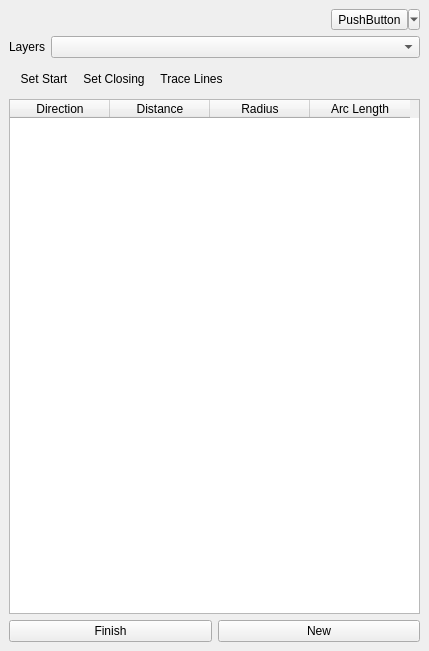
sgraham3/traverse, file traverse_dockwidget_base.ui: the form before one commit.
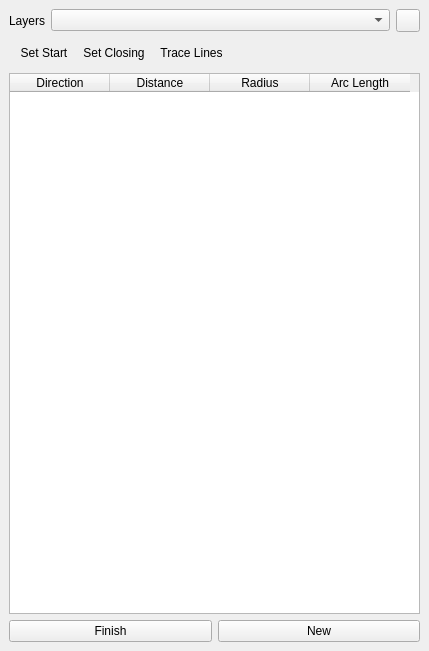
The form after the commit. Icons and pictures are not drawn. Custom widgets are drawn as their Qt base class.

Commit message: Move layers dropdown inline with hamburger menu, update metadata

What changed in the file:
```diff
--- a/traverse_dockwidget_base.ui
+++ b/traverse_dockwidget_base.ui
@@ -33,8 +33,8 @@
       </item>
      </layout>
     </item>
-    <item row="1" column="0">
-     <layout class="QHBoxLayout" name="horizonalLayout">
+      <item row="0" column="0">
+      <layout class="QHBoxLayout" name="topBarLayout">
       <item>
        <widget class="QLabel" name="layerLabel">
         <property name="sizePolicy">
@@ -49,26 +49,29 @@
        </widget>
       </item>
       <item>
-       <widget class="QgsMapLayerComboBox" name="mapLayerComboBox"/>
-      </item>
-     </layout>
-    </item>
-    <item row="0" column="0">
-     <layout class="QVBoxLayout" name="verticalLayout">
-      <item alignment="Qt::AlignRight">
+        <widget class="QgsMapLayerComboBox" name="mapLayerComboBox">
+         <property name="sizePolicy">
+          <sizepolicy hsizetype="Expanding" vsizetype="Fixed">
+           <horstretch>0</horstretch>
+           <verstretch>0</verstretch>
+          </sizepolicy>
+         </property>
+        </widget>
+       </item>
+       <item>
        <widget class="QToolButton" name="hamburgerButton">
         <property name="contextMenuPolicy">
          <enum>Qt::ActionsContextMenu</enum>
         </property>
         <property name="text">
-         <string>PushButton</string>
+          <string/>
         </property>
         <property name="icon">
          <iconset>
           <normaloff>icons/Three-bars-01.svg</normaloff>icons/Three-bars-01.svg</iconset>
         </property>
         <property name="popupMode">
-         <enum>QToolButton::MenuButtonPopup</enum>
+          <enum>QToolButton::InstantPopup</enum>
         </property>
         <property name="toolButtonStyle">
          <enum>Qt::ToolButtonIconOnly</enum>
@@ -80,7 +83,7 @@
       </item>
      </layout>
     </item>
-    <item row="2" column="0">
+     <item row="1" column="0">
      <layout class="QGridLayout" name="gridLayout">
       <item row="0" column="0">
        <widget class="QToolBar" name="toolbar">
```
Left out of the diff: 2 changed lines with no effect on the pictures. Lines whose indentation alone changed are shown as unchanged. The commit also changes 2 other files.
